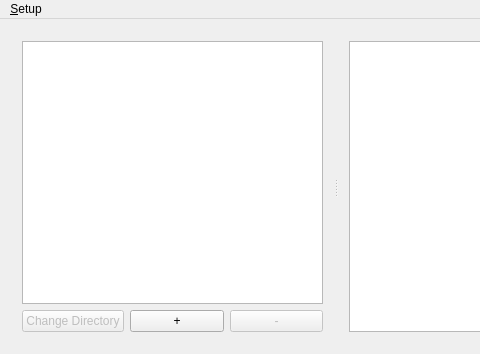
Above: mainwindow.ui from zaphodbe/SantaShip before the change; both pictures show x 0 to 480 and y 0 to 354 of the 825 by 354 pixel window. Below: the same form after it.
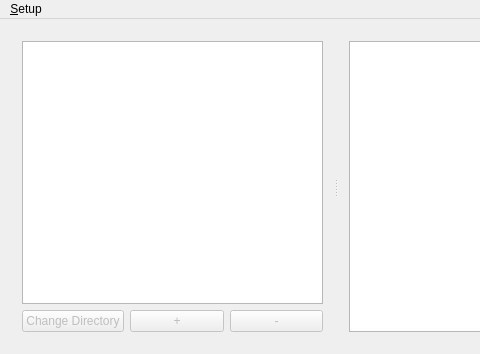
That is the form after the change.

Diff of the .ui file:
```diff
--- a/mainwindow.ui
+++ b/mainwindow.ui
@@ -67,6 +67,9 @@
           </item>
           <item>
            <widget class="QPushButton" name="pushButtonBigger">
+            <property name="enabled">
+             <bool>false</bool>
+            </property>
             <property name="text">
              <string>+</string>
             </property>
```
